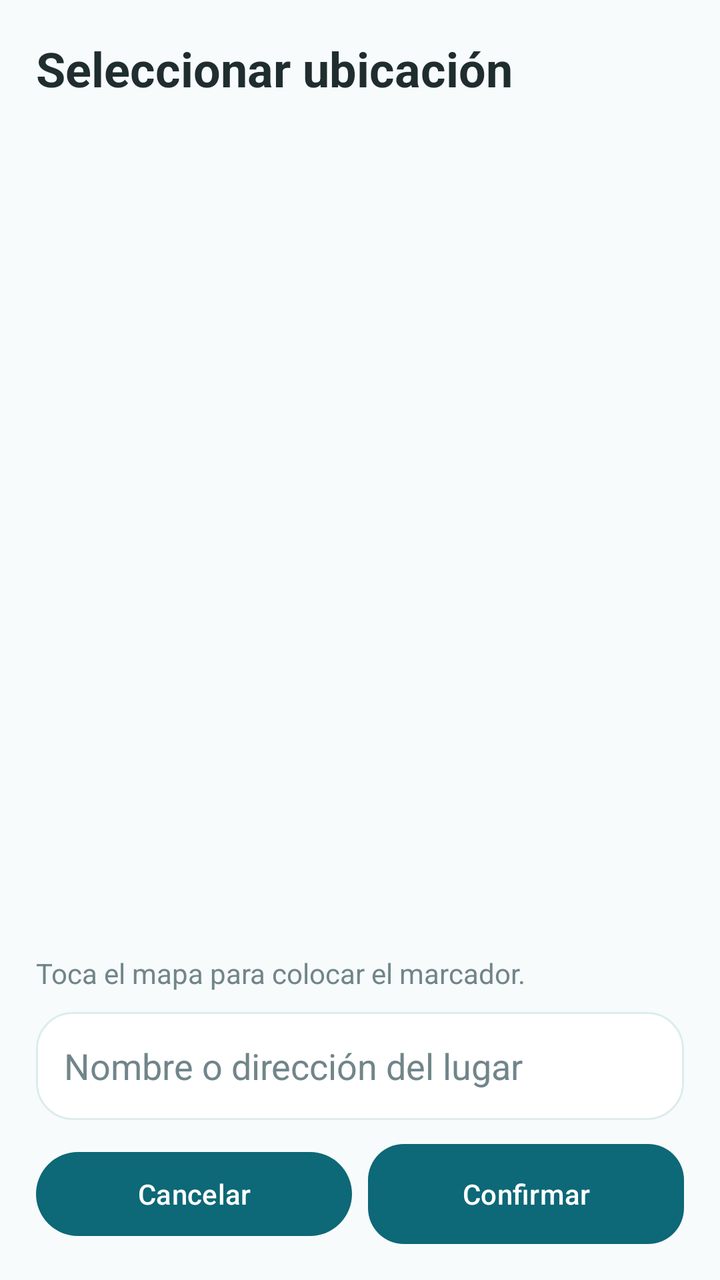
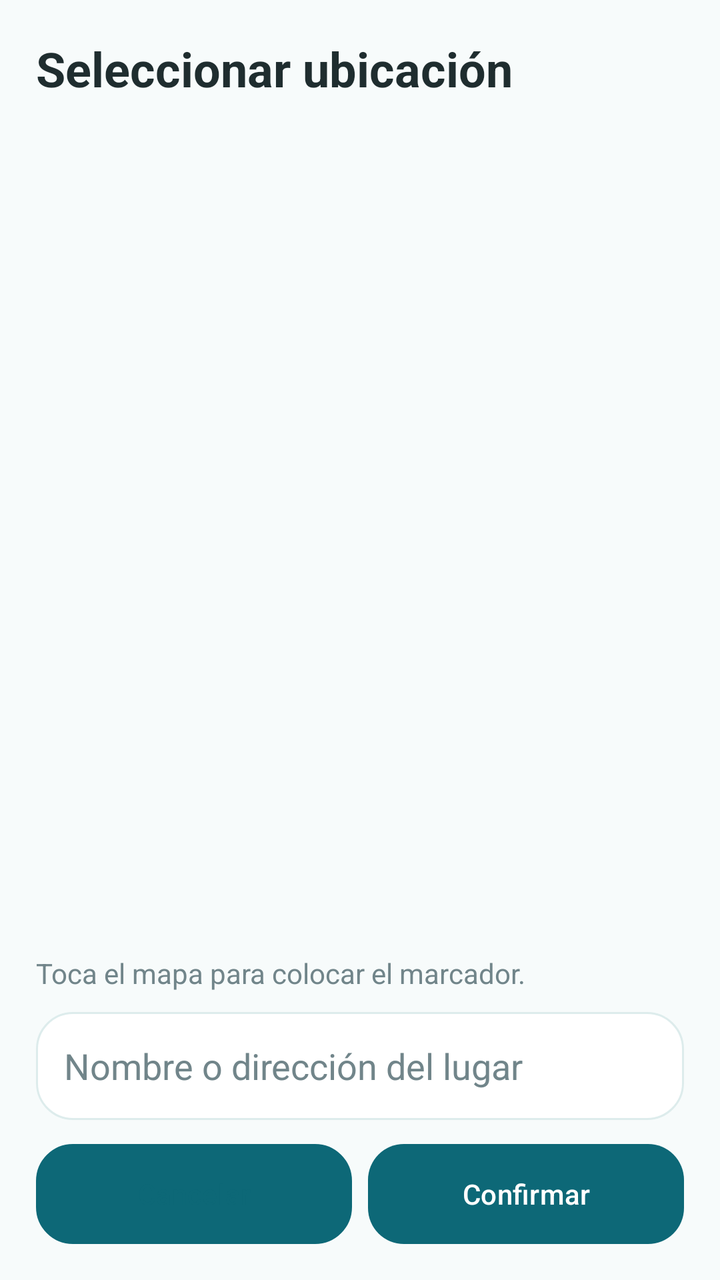

Two renders of the same Android screen: before a commit and after it. Below are the layout's source before the change and the commit's diff.
<!-- AndroidManifest.xml: application theme Theme.FinalProject -->
<!-- res/layout/activity_location_picker.xml -->
<?xml version="1.0" encoding="utf-8"?>
<LinearLayout xmlns:android="http://schemas.android.com/apk/res/android"
    android:layout_width="match_parent"
    android:layout_height="match_parent"
    android:background="@color/homepet_background"
    android:orientation="vertical"
    android:padding="18dp">

    <TextView
        android:layout_width="match_parent"
        android:layout_height="wrap_content"
        android:text="@string/select_location"
        android:textColor="@color/homepet_text"
        android:textSize="24sp"
        android:textStyle="bold" />

    <TextView
        android:id="@+id/mapConfigurationMessage"
        android:layout_width="match_parent"
        android:layout_height="wrap_content"
        android:layout_marginTop="12dp"
        android:text="@string/maps_key_missing"
        android:textColor="@color/homepet_text"
        android:visibility="gone" />

    <FrameLayout
        android:id="@+id/mapContainer"
        android:layout_width="match_parent"
        android:layout_height="0dp"
        android:layout_marginTop="12dp"
        android:layout_weight="1" />

    <TextView
        android:id="@+id/selectedCoordinatesText"
        android:layout_width="match_parent"
        android:layout_height="wrap_content"
        android:layout_marginTop="10dp"
        android:text="@string/tap_map_location"
        android:textColor="@color/homepet_text_muted" />

    <EditText
        android:id="@+id/locationNameInput"
        android:layout_width="match_parent"
        android:layout_height="54dp"
        android:layout_marginTop="10dp"
        android:background="@drawable/bg_login_input"
        android:hint="@string/location_name_hint"
        android:paddingStart="14dp"
        android:paddingEnd="14dp"
        android:textColor="@color/homepet_text"
        android:textColorHint="@color/homepet_text_muted" />

    <LinearLayout
        android:layout_width="match_parent"
        android:layout_height="wrap_content"
        android:layout_marginTop="12dp"
        android:orientation="horizontal">

        <Button
            android:id="@+id/cancelLocationButton"
            android:layout_width="0dp"
            android:layout_height="50dp"
            android:layout_weight="1"
            android:text="@string/cancel"
            android:textAllCaps="false" />

        <Button
            android:id="@+id/confirmLocationButton"
            android:layout_width="0dp"
            android:layout_height="50dp"
            android:layout_marginStart="8dp"
            android:layout_weight="1"
            android:background="@drawable/bg_primary_button"
            android:backgroundTint="@null"
            android:text="@string/confirm_location"
            android:textAllCaps="false"
            android:textColor="@color/homepet_on_primary" />
    </LinearLayout>
</LinearLayout>
<!-- resources referenced by this layout -->
<resources>
  <color name="homepet_background">#F7FBFB</color>
  <color name="homepet_on_primary">#FFFFFFFF</color>
  <color name="homepet_text">#1F2D2F</color>
  <color name="homepet_text_muted">#71858A</color>
  <!-- drawable bg_login_input (drawable) -->
  <?xml version="1.0" encoding="utf-8"?>
  <shape xmlns:android="http://schemas.android.com/apk/res/android">
      <solid android:color="@color/homepet_surface" />
      <stroke
          android:width="1dp"
          android:color="@color/homepet_input_border" />
      <corners android:radius="18dp" />
      <padding
          android:left="18dp"
          android:right="18dp" />
  </shape>
  <!-- drawable bg_primary_button (drawable) -->
  <?xml version="1.0" encoding="utf-8"?>
  <selector xmlns:android="http://schemas.android.com/apk/res/android">
      <item android:state_pressed="true">
          <shape>
              <solid android:color="@color/homepet_primary_dark" />
              <corners android:radius="18dp" />
          </shape>
      </item>
      <item>
          <shape>
              <solid android:color="@color/homepet_primary" />
              <corners android:radius="18dp" />
          </shape>
      </item>
  </selector>
  <string name="cancel">Cancelar</string>
  <string name="confirm_location">Confirmar</string>
  <string name="location_name_hint">Nombre o dirección del lugar</string>
  <string name="maps_key_missing">Google Maps no está configurado. Agrega MAPS_API_KEY a local.properties.</string>
  <string name="select_location">Seleccionar ubicación</string>
  <string name="tap_map_location">Toca el mapa para colocar el marcador.</string>
  <style name="Theme.FinalProject" parent="Base.Theme.FinalProject" />
  <color name="homepet_surface">#FFFFFFFF</color>
  <color name="homepet_input_border">#DDECEC</color>
  <color name="homepet_primary_dark">#084E5A</color>
  <color name="homepet_primary">#0D6877</color>
  <style name="Base.Theme.FinalProject" parent="Theme.Material3.DayNight.NoActionBar">
          <item name="colorPrimary">@color/homepet_primary</item>
          <item name="colorOnPrimary">@color/white</item>
          <item name="colorSurface">@color/homepet_surface</item>
          <item name="colorOnSurface">@color/homepet_text</item>
          <item name="colorOnBackground">@color/homepet_text</item>
          <item name="android:colorBackground">@color/homepet_background</item>
          <item name="android:textColorPrimary">@color/homepet_text</item>
          <item name="android:textColorSecondary">@color/homepet_text_muted</item>
          <item name="android:windowLightStatusBar">true</item>
          <item name="android:navigationBarColor">@color/homepet_background</item>
          <item name="android:statusBarColor">@color/homepet_background</item>
      </style>
  <color name="white">#FFFFFFFF</color>
</resources>

<!-- the commit's change to res/layout/activity_location_picker.xml (unified diff, before → after) -->
@@ -61,8 +61,15 @@
             android:layout_width="0dp"
             android:layout_height="50dp"
             android:layout_weight="1"
+            android:background="@drawable/bg_help_button"
+            android:backgroundTint="@color/homepet_surface"
+            android:maxLines="1"
+            android:minWidth="0dp"
+            android:paddingStart="6dp"
+            android:paddingEnd="6dp"
             android:text="@string/cancel"
-            android:textAllCaps="false" />
+            android:textAllCaps="false"
+            android:textColor="@color/homepet_primary" />
 
         <Button
             android:id="@+id/confirmLocationButton"
@@ -72,6 +79,13 @@
             android:layout_weight="1"
             android:background="@drawable/bg_primary_button"
             android:backgroundTint="@null"
+            android:drawableStart="@drawable/ic_check_24"
+            android:drawablePadding="5dp"
+            android:drawableTint="@color/homepet_on_primary"
+            android:maxLines="1"
+            android:minWidth="0dp"
+            android:paddingStart="6dp"
+            android:paddingEnd="6dp"
             android:text="@string/confirm_location"
             android:textAllCaps="false"
             android:textColor="@color/homepet_on_primary" />
<!-- resource entries referenced after the edit -->
@@ -4,6 +4,28 @@
   <color name="homepet_on_primary">#FFFFFFFF</color>
   <color name="homepet_text">#1F2D2F</color>
   <color name="homepet_text_muted">#71858A</color>
+  <!-- drawable bg_help_button (drawable) -->
+  <?xml version="1.0" encoding="utf-8"?>
+  <selector xmlns:android="http://schemas.android.com/apk/res/android">
+      <item android:state_pressed="true">
+          <shape>
+              <solid android:color="@color/homepet_pressed_surface" />
+              <stroke
+                  android:width="1dp"
+                  android:color="@color/homepet_primary" />
+              <corners android:radius="18dp" />
+          </shape>
+      </item>
+      <item>
+          <shape>
+              <solid android:color="@color/homepet_surface" />
+              <stroke
+                  android:width="1dp"
+                  android:color="@color/homepet_primary" />
+              <corners android:radius="18dp" />
+          </shape>
+      </item>
+  </selector>
   <!-- drawable bg_login_input (drawable) -->
   <?xml version="1.0" encoding="utf-8"?>
   <shape xmlns:android="http://schemas.android.com/apk/res/android">
@@ -32,6 +54,17 @@
           </shape>
       </item>
   </selector>
+  <!-- drawable ic_check_24 (drawable) -->
+  <?xml version="1.0" encoding="utf-8"?>
+  <vector xmlns:android="http://schemas.android.com/apk/res/android"
+      android:width="24dp"
+      android:height="24dp"
+      android:viewportWidth="24"
+      android:viewportHeight="24">
+      <path
+          android:fillColor="#FF000000"
+          android:pathData="M9,16.17L4.83,12L3.41,13.41L9,19L21,7L19.59,5.59L9,16.17Z" />
+  </vector>
   <string name="cancel">Cancelar</string>
   <string name="confirm_location">Confirmar</string>
   <string name="location_name_hint">Nombre o dirección del lugar</string>
@@ -39,6 +72,7 @@
   <string name="select_location">Seleccionar ubicación</string>
   <string name="tap_map_location">Toca el mapa para colocar el marcador.</string>
   <style name="Theme.FinalProject" parent="Base.Theme.FinalProject" />
+  <color name="homepet_pressed_surface">#E8F2F3</color>
   <color name="homepet_surface">#FFFFFFFF</color>
   <color name="homepet_input_border">#DDECEC</color>
   <color name="homepet_primary_dark">#084E5A</color>
